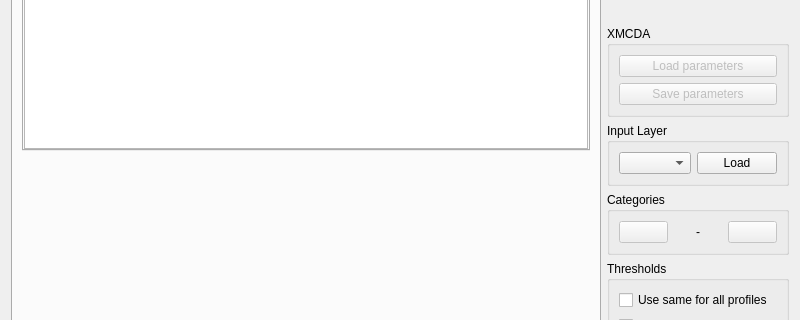
Above: ui/main_window.ui from oso/qgis-etri before the change; both pictures show x 0 to 800 and y 95 to 415 of the 800 by 606 pixel window. Below: the same form after it.
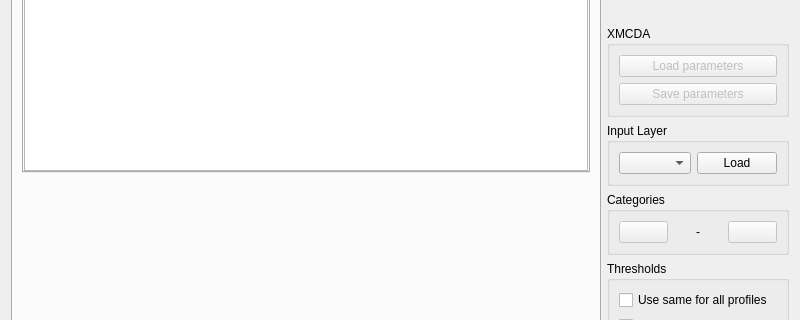
That is the form after the change. The open tabs and pages were chosen to show the change. Icons and pictures are not drawn. Custom widgets are drawn as their Qt base class.

Commit message: ui: main_window: fix display of graph in thresholds tab

Diff of the .ui file:
```diff
--- a/ui/main_window.ui
+++ b/ui/main_window.ui
@@ -84,12 +84,6 @@
       <layout class="QVBoxLayout" name="verticalLayout_4">
        <item>
         <widget class="QTabWidget" name="tab_thresholds">
-         <property name="sizePolicy">
-          <sizepolicy hsizetype="Expanding" vsizetype="Expanding">
-           <horstretch>0</horstretch>
-           <verstretch>3</verstretch>
-          </sizepolicy>
-         </property>
          <property name="tabPosition">
           <enum>QTabWidget::North</enum>
          </property>
```
The commit also changes 1 other file.
